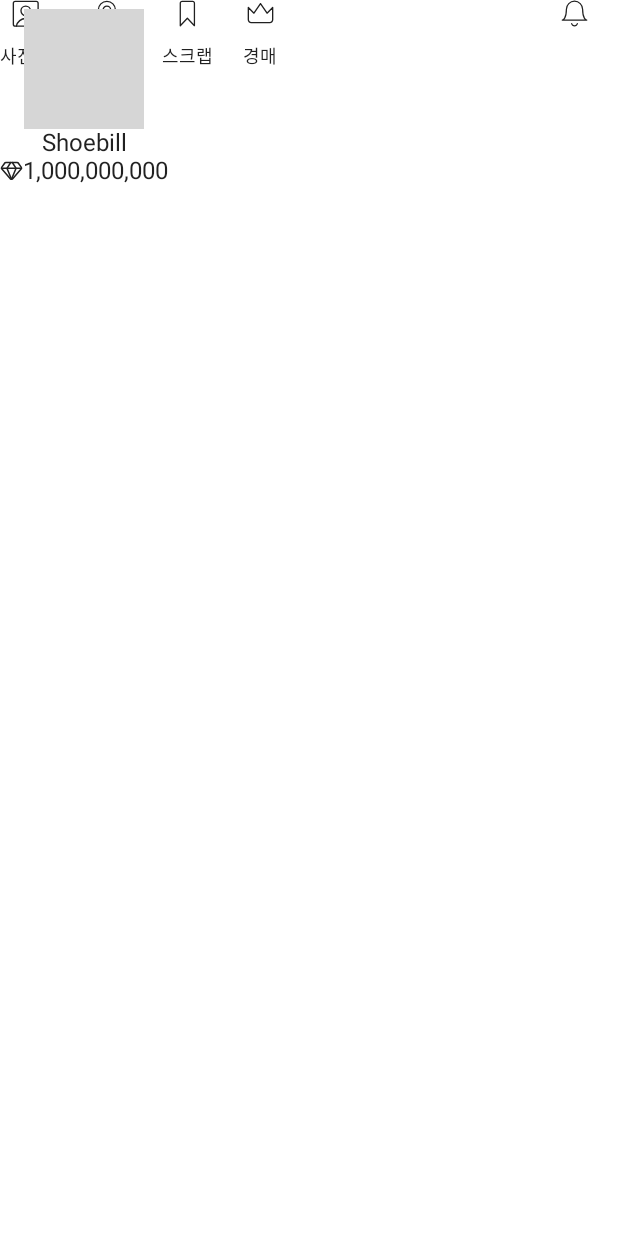
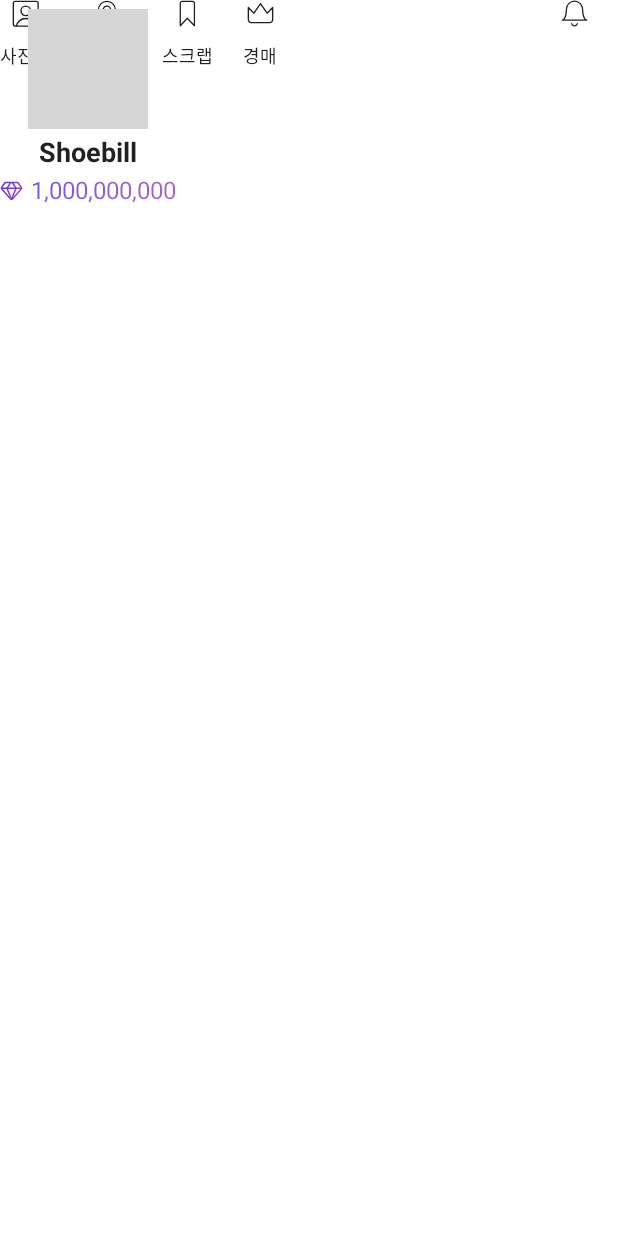
Before and after one commit to popurach/MARU, an Android app built with Jetpack Compose: the composable DrawerHeader shown on its own in the app's theme, on a phone screen of 412 x 824 dp. Run offline under Robolectric (Android 15) with nearby library versions, the phone set to English and light mode, and no system bars; our stand-ins replace accompanist, livedata-compose; pictures from the network do not load; Roboto replaces fonts that are not available here; 1 statement that could not run was skipped; grey boxes are pictures that could not be loaded.

Commit message:
:lipstick: Design: drawerHeader 스타일 조정

```diff
--- a/front/app/src/main/java/com/shoebill/maru/ui/component/drawer/DrawerHeader.kt
+++ b/front/app/src/main/java/com/shoebill/maru/ui/component/drawer/DrawerHeader.kt
@@ -14,8 +14,14 @@ import androidx.compose.runtime.Composable
 import androidx.compose.ui.Alignment
 import androidx.compose.ui.Modifier
 import androidx.compose.ui.draw.clip
+import androidx.compose.ui.draw.drawWithCache
+import androidx.compose.ui.graphics.BlendMode
+import androidx.compose.ui.graphics.Brush
+import androidx.compose.ui.graphics.Color
+import androidx.compose.ui.graphics.graphicsLayer
 import androidx.compose.ui.layout.ContentScale
 import androidx.compose.ui.res.painterResource
+import androidx.compose.ui.text.font.FontWeight
 import androidx.compose.ui.unit.dp
 import androidx.compose.ui.unit.sp
 import coil.compose.AsyncImage
@@ -25,7 +31,6 @@ import com.shoebill.maru.R
 fun DrawerHeader() {
     val iconSize = 18.dp
     val fontSize = 12.sp
-
     Box(
         Modifier
             .fillMaxWidth()
@@ -39,9 +44,10 @@ fun DrawerHeader() {
     }
     Column(
         horizontalAlignment = Alignment.CenterHorizontally,
+        verticalArrangement = Arrangement.spacedBy(5.dp),
         modifier = Modifier
-            .padding(top = 6.dp)
-            .padding(bottom = 40.dp)
+            .padding(top = 6.dp, bottom = 40.dp)
+
     ) {
         AsyncImage(
             model = "https://picsum.photos/id/237/200/300",
@@ -52,16 +58,33 @@ fun DrawerHeader() {
                 .clip(CircleShape)
         )
         // nickname
-        Text(text = "Shoebill")
+        Text(text = "Shoebill", fontSize = 18.sp, fontWeight = FontWeight.Bold)
         Row(
             verticalAlignment = Alignment.CenterVertically,
-
-            ) {
+            horizontalArrangement = Arrangement.spacedBy(5.dp)
+        ) {
             Icon(
                 painter = painterResource(id = R.drawable.point_icon),
-                contentDescription = "point"
+                contentDescription = "point",
+                tint = Color.Unspecified
             )
-            Text(text = "1,000,000,000")
+            Text(text = "1,000,000,000", modifier = Modifier
+                .graphicsLayer(alpha = 0.99f)
+                .drawWithCache {
+                    onDrawWithContent {
+                        drawContent()
+                        drawRect(
+                            Brush.linearGradient(
+                                listOf(
+                                    Color(0xFF6039DF),
+                                    Color(0xFFA14AB7)
+                                )
+                            ),
+                            blendMode = BlendMode.SrcAtop
+                        )
+                    }
+                }
+            )
         }
     }
     Row(
```
